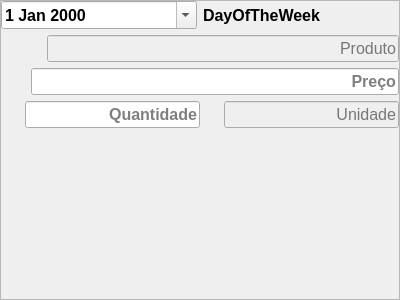
This is consumptionwidget.ui in leidensj/BKVale as Qt 5 draws it before an edit. The edited form follows.
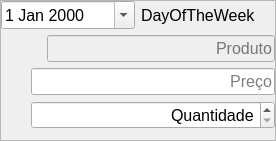
This is the edited form. Icons and pictures are not drawn.

Patch:
```diff
--- a/consumptionwidget.ui
+++ b/consumptionwidget.ui
@@ -6,10 +6,28 @@
    <rect>
     <x>0</x>
     <y>0</y>
-    <width>400</width>
-    <height>300</height>
+    <width>276</width>
+    <height>141</height>
    </rect>
   </property>
+  <property name="sizePolicy">
+   <sizepolicy hsizetype="Preferred" vsizetype="Preferred">
+    <horstretch>0</horstretch>
+    <verstretch>0</verstretch>
+   </sizepolicy>
+  </property>
+  <property name="minimumSize">
+   <size>
+    <width>248</width>
+    <height>141</height>
+   </size>
+  </property>
+  <property name="maximumSize">
+   <size>
+    <width>16777215</width>
+    <height>141</height>
+   </size>
+  </property>
   <property name="windowTitle">
    <string>Frame</string>
   </property>
@@ -39,8 +57,8 @@
        <property name="font">
         <font>
          <pointsize>12</pointsize>
-         <weight>75</weight>
-         <bold>true</bold>
+         <weight>50</weight>
+         <bold>false</bold>
         </font>
        </property>
        <property name="showGroupSeparator" stdset="0">
@@ -59,8 +77,8 @@
        <property name="font">
         <font>
          <pointsize>12</pointsize>
-         <weight>75</weight>
-         <bold>true</bold>
+         <weight>50</weight>
+         <bold>false</bold>
         </font>
        </property>
        <property name="text">
@@ -100,6 +118,8 @@
        <property name="font">
         <font>
          <pointsize>12</pointsize>
+         <weight>50</weight>
+         <bold>false</bold>
         </font>
        </property>
        <property name="alignment">
@@ -147,8 +167,8 @@
        <property name="font">
         <font>
          <pointsize>12</pointsize>
-         <weight>75</weight>
-         <bold>true</bold>
+         <weight>50</weight>
+         <bold>false</bold>
         </font>
        </property>
        <property name="alignment">
@@ -162,11 +182,6 @@
     </layout>
    </item>
    <item>
-    <layout class="QHBoxLayout" name="horizontalLayout_5">
-     <property name="spacing">
-      <number>0</number>
-     </property>
-     <item>
       <layout class="QHBoxLayout" name="horizontalLayout_4">
        <item>
         <widget class="QLabel" name="label_3">
@@ -194,76 +209,33 @@
         </widget>
        </item>
        <item>
-        <widget class="QLineEdit" name="editAmmount">
-         <property name="enabled">
-          <bool>true</bool>
-         </property>
+      <widget class="QDoubleSpinBox" name="spinAmmount">
          <property name="font">
           <font>
            <pointsize>12</pointsize>
-           <weight>75</weight>
-           <bold>true</bold>
+         <weight>50</weight>
+         <bold>false</bold>
           </font>
          </property>
          <property name="alignment">
           <set>Qt::AlignRight|Qt::AlignTrailing|Qt::AlignVCenter</set>
          </property>
-         <property name="placeholderText">
+       <property name="specialValueText">
           <string>Quantidade</string>
          </property>
-        </widget>
-       </item>
-      </layout>
-     </item>
-     <item>
-      <layout class="QHBoxLayout" name="horizontalLayout_2">
-       <item>
-        <widget class="QLabel" name="label">
-         <property name="minimumSize">
-          <size>
-           <width>24</width>
-           <height>24</height>
-          </size>
-         </property>
-         <property name="maximumSize">
-          <size>
-           <width>24</width>
-           <height>24</height>
-          </size>
-         </property>
-         <property name="text">
+       <property name="showGroupSeparator" stdset="0">
+        <bool>false</bool>
+       </property>
+       <property name="suffix">
           <string/>
          </property>
-         <property name="pixmap">
-          <pixmap resource="icons.qrc">:/icons/res/unity.png</pixmap>
-         </property>
-         <property name="scaledContents">
-          <bool>true</bool>
-         </property>
-        </widget>
-       </item>
-       <item>
-        <widget class="QLineEdit" name="editUnity">
-         <property name="enabled">
-          <bool>false</bool>
-         </property>
-         <property name="font">
-          <font>
-           <pointsize>12</pointsize>
-          </font>
-         </property>
-         <property name="alignment">
-          <set>Qt::AlignRight|Qt::AlignTrailing|Qt::AlignVCenter</set>
-         </property>
-         <property name="placeholderText">
-          <string>Unidade</string>
-         </property>
-         <property name="clearButtonEnabled">
-          <bool>false</bool>
-         </property>
-        </widget>
-       </item>
-      </layout>
+       <property name="decimals">
+        <number>3</number>
+       </property>
+       <property name="maximum">
+        <double>9999.989999999999782</double>
+       </property>
+      </widget>
      </item>
     </layout>
    </item>
```
Lines whose indentation alone changed are shown as unchanged.
